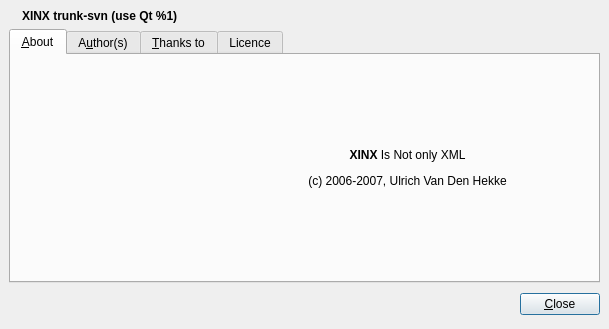
phoenix741/xinx, file xinx/ui/about.ui: the form before one commit.
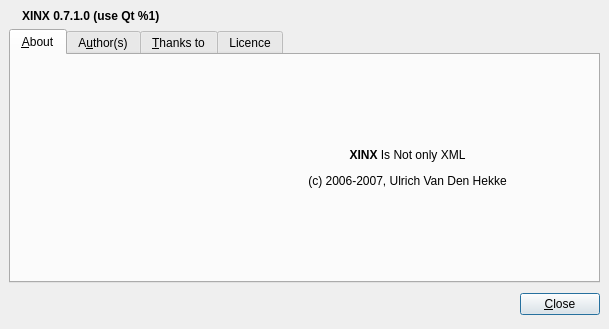
The form after the commit. Icons and pictures are not drawn.

```diff
--- a/xinx/ui/about.ui
+++ b/xinx/ui/about.ui
@@ -40,7 +40,7 @@
    <item row="0" column="1" >
     <widget class="QLabel" name="m_labelVersion" >
      <property name="text" >
-      <string>&lt;b>XINX trunk-svn (use Qt %1)&lt;/b></string>
+      <string>&lt;b>XINX 0.7.1.0 (use Qt %1)&lt;/b></string>
      </property>
     </widget>
    </item>
```
